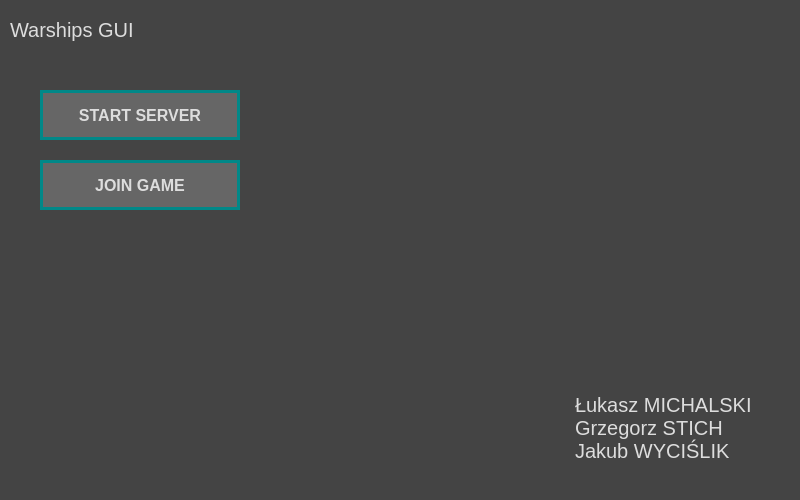
LukaszMichalsky/PS-Warships-GUI, file application.ui: the form before one commit.
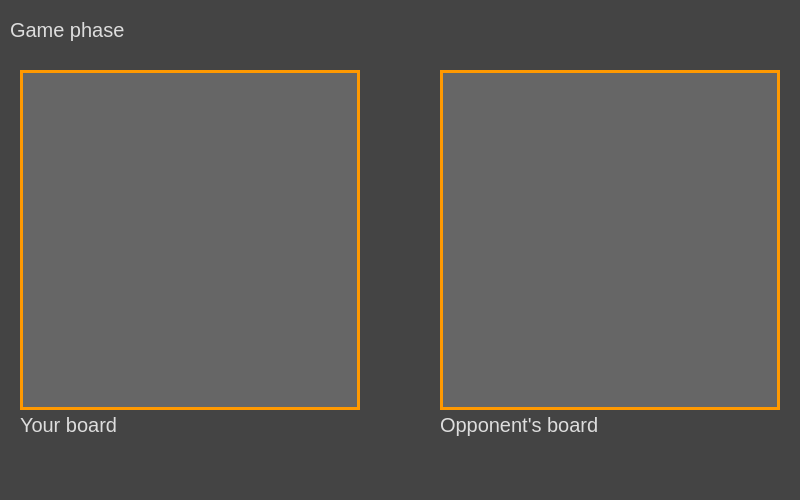
The form after the commit. Custom widgets are drawn as their Qt base class.

Commit message: Added game phase page

Patch:
```diff
--- a/application.ui
+++ b/application.ui
@@ -142,7 +142,7 @@
      </rect>
     </property>
     <property name="currentIndex">
-     <number>0</number>
+     <number>7</number>
     </property>
     <widget class="QWidget" name="pageMain">
      <widget class="QLabel" name="labelMainTitle">
@@ -733,6 +733,91 @@
       </property>
      </widget>
     </widget>
+    <widget class="QWidget" name="pageGame">
+     <widget class="QLabel" name="labelGameTitle">
+      <property name="geometry">
+       <rect>
+        <x>10</x>
+        <y>0</y>
+        <width>780</width>
+        <height>60</height>
+       </rect>
+      </property>
+      <property name="text">
+       <string>Game phase</string>
+      </property>
+      <property name="BORDER_BOTTOM" stdset="0">
+       <bool>true</bool>
+      </property>
+      <property name="STYLE_TITLE" stdset="0">
+       <bool>true</bool>
+      </property>
+     </widget>
+     <widget class="GraphicBoard" name="boardGameMy">
+      <property name="geometry">
+       <rect>
+        <x>20</x>
+        <y>70</y>
+        <width>340</width>
+        <height>340</height>
+       </rect>
+      </property>
+      <property name="mouseTracking">
+       <bool>true</bool>
+      </property>
+      <property name="verticalScrollBarPolicy">
+       <enum>Qt::ScrollBarAlwaysOff</enum>
+      </property>
+      <property name="horizontalScrollBarPolicy">
+       <enum>Qt::ScrollBarAlwaysOff</enum>
+      </property>
+     </widget>
+     <widget class="GraphicBoard" name="boardGameOpponent">
+      <property name="geometry">
+       <rect>
+        <x>440</x>
+        <y>70</y>
+        <width>340</width>
+        <height>340</height>
+       </rect>
+      </property>
+      <property name="mouseTracking">
+       <bool>true</bool>
+      </property>
+      <property name="verticalScrollBarPolicy">
+       <enum>Qt::ScrollBarAlwaysOff</enum>
+      </property>
+      <property name="horizontalScrollBarPolicy">
+       <enum>Qt::ScrollBarAlwaysOff</enum>
+      </property>
+     </widget>
+     <widget class="QLabel" name="labelGameMy">
+      <property name="geometry">
+       <rect>
+        <x>20</x>
+        <y>410</y>
+        <width>340</width>
+        <height>30</height>
+       </rect>
+      </property>
+      <property name="text">
+       <string>Your board</string>
+      </property>
+     </widget>
+     <widget class="QLabel" name="labelGameOpponent">
+      <property name="geometry">
+       <rect>
+        <x>440</x>
+        <y>410</y>
+        <width>340</width>
+        <height>30</height>
+       </rect>
+      </property>
+      <property name="text">
+       <string>Opponent's board</string>
+      </property>
+     </widget>
+    </widget>
    </widget>
   </widget>
  </widget>
```
The commit also changes 9 other files.
